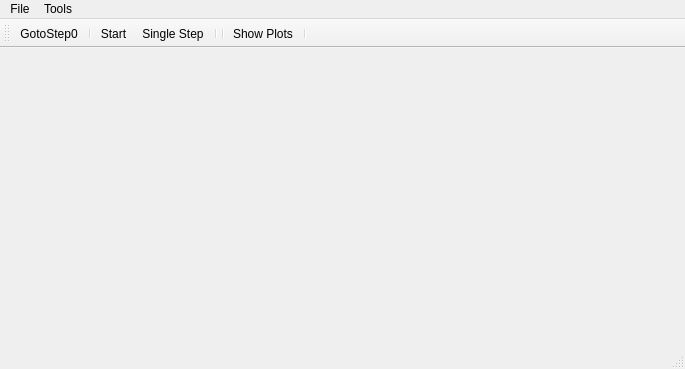
Before: the Qt Designer form gui/windows/mainwindow.ui in igorg520b/plateFlow, drawn with Qt 5.
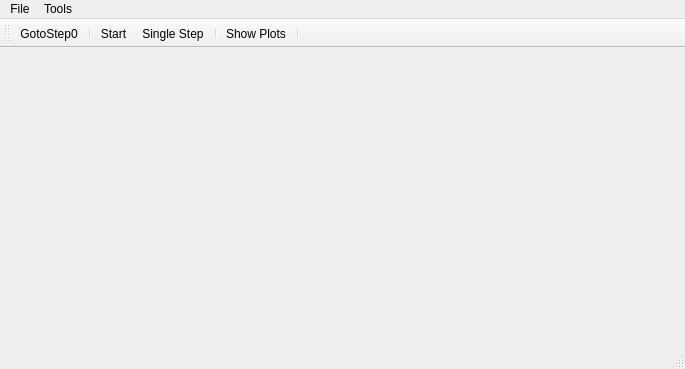
After: the same form once the commit is applied. Icons and pictures are not drawn.

Diff of the .ui file:
```diff
--- a/gui/windows/mainwindow.ui
+++ b/gui/windows/mainwindow.ui
@@ -76,7 +76,6 @@
    <addaction name="action_simulation_start"/>
    <addaction name="action_simulation_single_step"/>
    <addaction name="separator"/>
-   <addaction name="separator"/>
    <addaction name="actionShow_Plots"/>
    <addaction name="separator"/>
   </widget>
```
